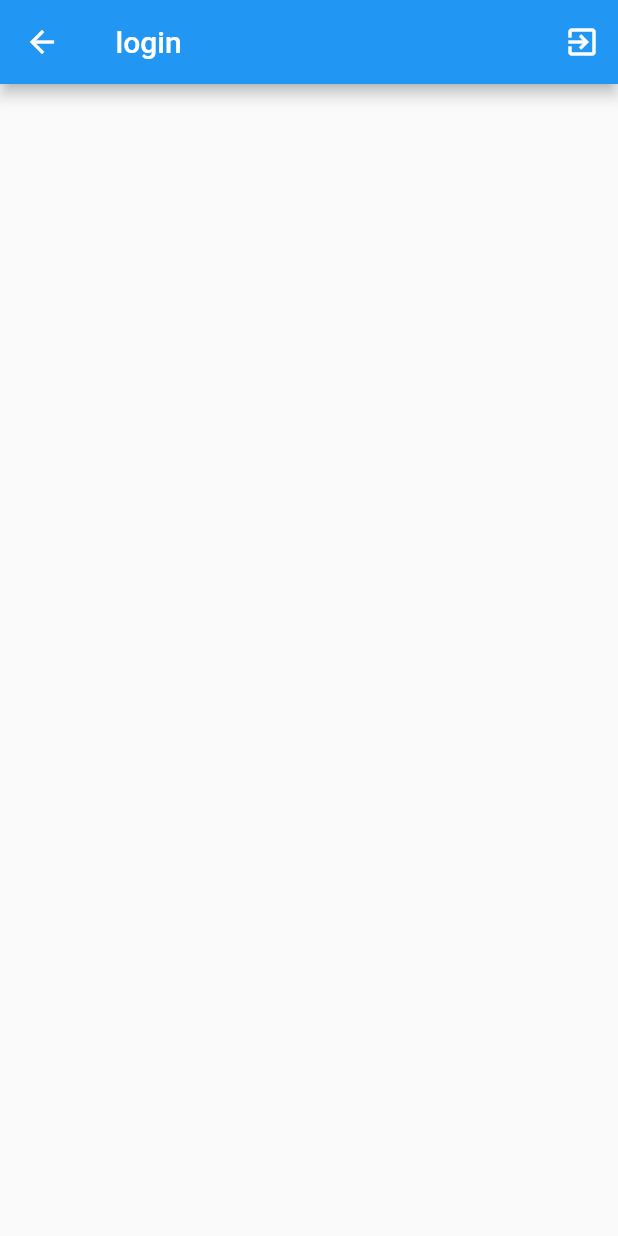
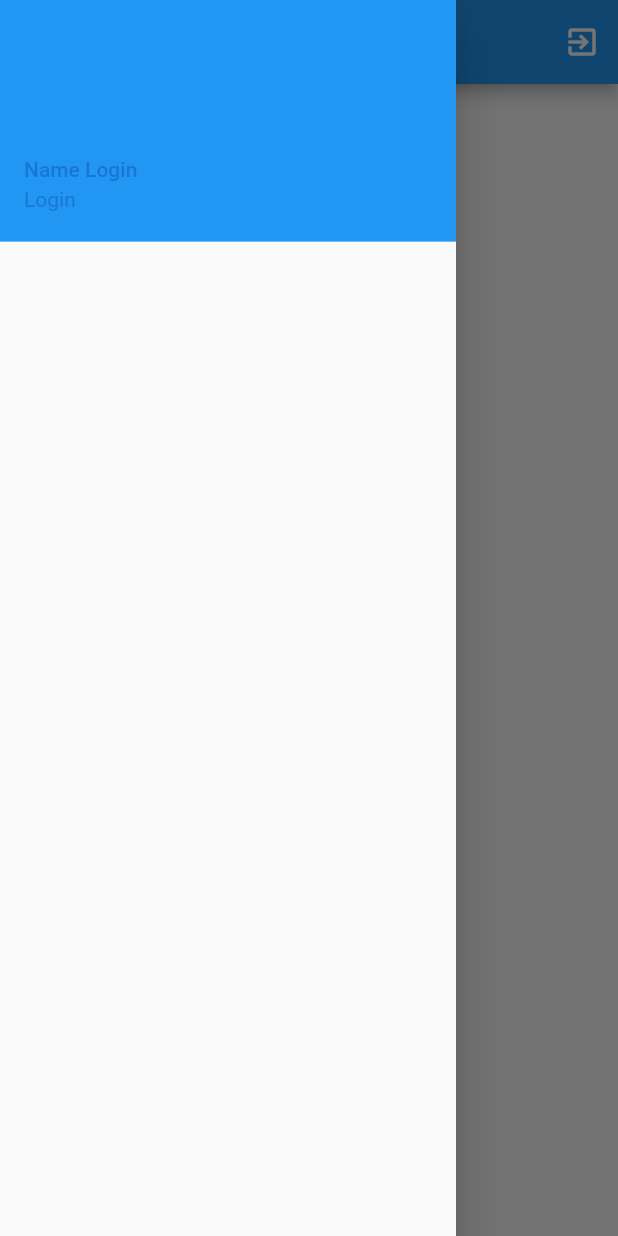
Before and after one commit to milkpanth/Project_I, a Flutter app: the MainUser screen opened directly, with the side drawer open (before the commit the screen has no drawer), on a phone screen of 412 x 824 dp. Run offline on Flutter 3.47's test engine with Material 2 defaults, Android fonts, the phone set to English and light mode, and no system bars; our stand-ins replace dio, shared_preferences; accounts and stored records are empty.

Commit message:
mainuser_showheader

```diff
--- a/lib/screens/main_user.dart
+++ b/lib/screens/main_user.dart
@@ -1,6 +1,7 @@
 //import 'dart:io';
 import 'package:flutter/material.dart';
 import 'package:gastogo/unility/signout_process.dart';
+import 'package:gastogo/unility/style.dart';
 import 'package:shared_preferences/shared_preferences.dart';
 
 class MainUser extends StatefulWidget {
@@ -42,6 +43,25 @@ class _MainUserState extends State<MainUser> {
               onPressed: () => signOutProcess(context)),
         ],
       ),
+      drawer: showDrawer(),
+    );
+  }
+
+  Drawer showDrawer() => Drawer(
+        child: ListView(
+          children: <Widget>[
+            showHeader(),
+          ],
+        ),
+      );
+
+  UserAccountsDrawerHeader showHeader() {
+    return UserAccountsDrawerHeader(
+      accountName: Text(
+        'Name Login',
+        style: TextStyle(color: MyStyle().textColor),
+      ),
+      accountEmail: Text('Login', style: TextStyle(color: MyStyle().textColor)),
     );
   }
 }
```
